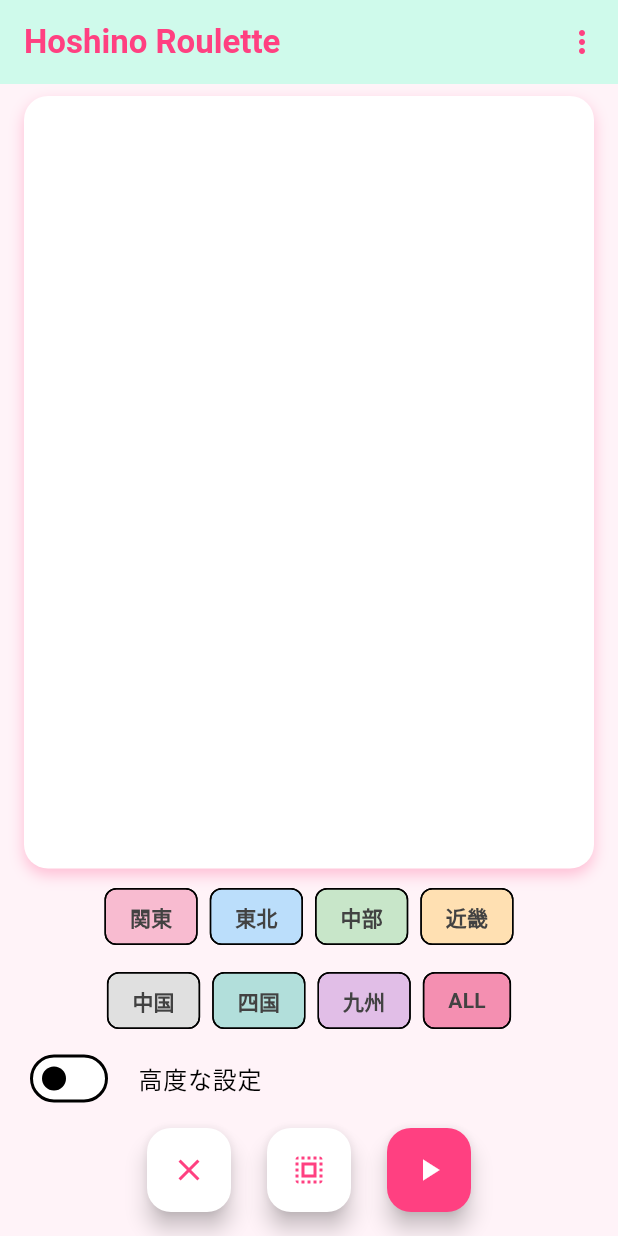
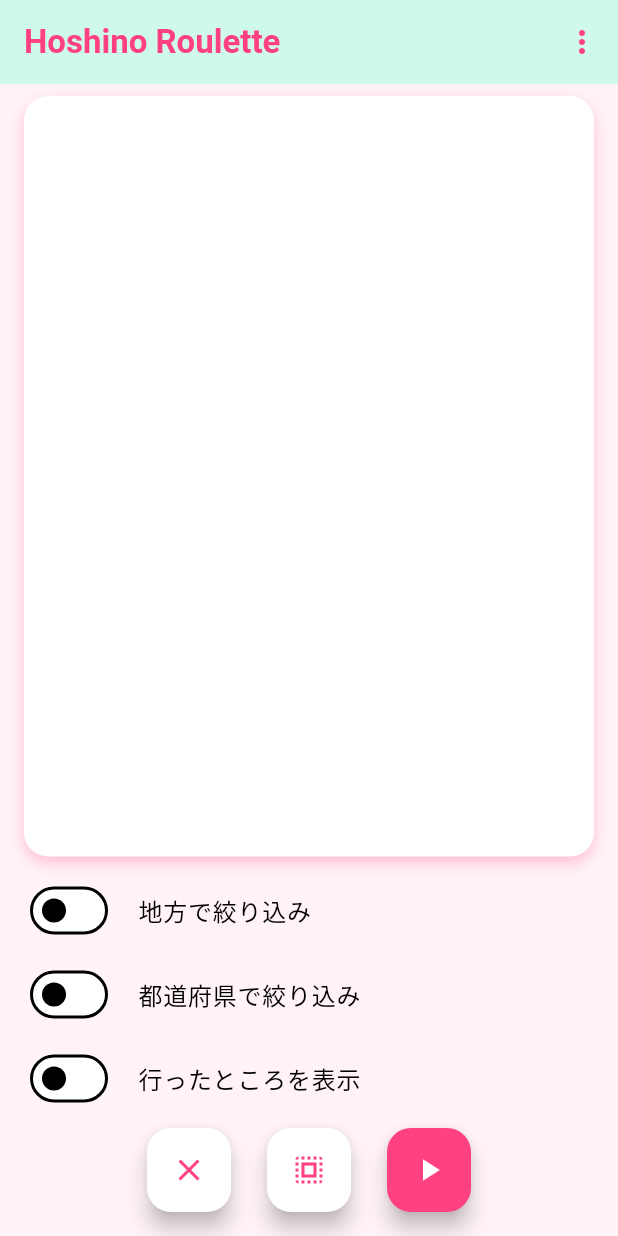
Before and after one commit to Ittalian/hoshino_roulette, a Flutter app: the screen it shows after launch, on a phone screen of 412 x 824 dp. Run offline on Flutter 3.47's test engine with Material 3 defaults, Android fonts, the phone set to English and light mode, and no system bars; our stand-ins replace audioplayers, cloud_firestore, firebase_core, flutter_dotenv, flutter_fortune_wheel, google_fonts; accounts and stored records are empty.

Commit message:
フィルターを全てトグルに

```diff
--- a/lib/pages/home.dart
+++ b/lib/pages/home.dart
@@ -14,6 +14,7 @@ class Home extends StatefulWidget {
 
 class _HomeState extends State<Home> {
   List<Resort> allResorts = [];
+  List<Resort> filteredResorts = [];
   List<Resort> resorts = [];
   List<String> prefectureList = [];
   bool isLoading = false;
@@ -26,7 +27,6 @@ class _HomeState extends State<Home> {
     '中国': Colors.grey.shade300,
     '四国': Colors.teal.shade100,
     '九州': Colors.purple.shade100,
-    'ALL': Colors.pink.shade200,
   };
 
   Map<String, bool> activeRegion = {
@@ -40,7 +40,9 @@ class _HomeState extends State<Home> {
     'ALL': false,
   };
 
-  bool showAdvanced = false;
+  bool showPrefecture = false;
+  bool showRegion = false;
+  bool showAll = false;
   Set<String> selectedPrefs = {};
 
   @override
@@ -61,8 +63,10 @@ class _HomeState extends State<Home> {
   Future<void> _fetchResorts() async {
     setState(() => isLoading = true);
     allResorts = await ResortService().fetchAll();
+    filteredResorts =
+        allResorts.where((resort) => resort.isDone == false).toList();
     setState(() {
-      resorts = allResorts;
+      resorts = filteredResorts;
       isLoading = false;
     });
   }
@@ -77,11 +81,9 @@ class _HomeState extends State<Home> {
     final set = prefectures.regionLabel[region]!;
     setState(() {
       activeRegion[region] = true;
-      if (region != 'ALL') {
       for (var r in resorts) {
         if (set.contains(r.prefecture)) {
           r.isSelected = true;
-          }
         }
       }
     });
@@ -98,6 +100,16 @@ class _HomeState extends State<Home> {
         }
       }
     });
+  }
+
+  Color _getPrefectureColor(String pref) {
+    final defaultColor = Colors.grey.shade300;
+    for (final entry in prefectures.regionLabel.entries) {
+      if (entry.value.contains(pref)) {
+        return chipColors[entry.key] ?? defaultColor;
+      }
+    }
+    return defaultColor;
   }
 
   List<Resort> get _selected => resorts.where((r) => r.isSelected).toList();
@@ -201,6 +213,14 @@ class _HomeState extends State<Home> {
                       ),
               ),
             ),
+            SwitchListTile(
+              controlAffinity: ListTileControlAffinity.leading,
+              title: const Text('地方で絞り込み'),
+              activeColor: pink,
+              value: showRegion,
+              onChanged: (v) => setState(() => showRegion = v),
+            ),
+            if (showRegion)
               Row(
                 mainAxisAlignment: MainAxisAlignment.center,
                 children: chipColors.entries
@@ -226,7 +246,8 @@ class _HomeState extends State<Home> {
                         ))
                     .toList(),
               ),
-            const SizedBox(height: 8),
+            if (showRegion) const SizedBox(height: 8),
+            if (showRegion)
               Row(
                 mainAxisAlignment: MainAxisAlignment.center,
                 children: chipColors.entries
@@ -254,12 +275,12 @@ class _HomeState extends State<Home> {
               ),
             SwitchListTile(
               controlAffinity: ListTileControlAffinity.leading,
-              title: const Text('高度な設定'),
+              title: const Text('都道府県で絞り込み'),
               activeColor: pink,
-              value: showAdvanced,
-              onChanged: (v) => setState(() => showAdvanced = v),
+              value: showPrefecture,
+              onChanged: (v) => setState(() => showPrefecture = v),
             ),
-            if (showAdvanced)
+            if (showPrefecture)
               Container(
                 height: 100,
                 padding: const EdgeInsets.symmetric(horizontal: 16),
@@ -276,12 +297,29 @@ class _HomeState extends State<Home> {
                                 color: sel ? Colors.white : Colors.black)),
                         selected: sel,
                         selectedColor: pink,
-                        backgroundColor: Colors.pink.shade50,
+                        backgroundColor: _getPrefectureColor(pref),
                         onSelected: (_) => _onPrefectureTap(pref),
                       );
                     }).toList(),
                   ),
                 ),
+              ),
+            SwitchListTile(
+              controlAffinity: ListTileControlAffinity.leading,
+              title: const Text('行ったところを表示'),
+              activeColor: pink,
+              value: showAll,
+              onChanged: (v) => setState(() {
+                showAll = v;
+                if (showAll) {
+                  resorts = allResorts;
+                } else {
+                  final hiddenResorts =
+                      allResorts.where((resort) => resort.isDone == true);
+                  hiddenResorts.forEach((resort) => resort.isSelected = false);
+                  resorts = filteredResorts;
+                }
+              }),
             ),
             const Padding(padding: EdgeInsetsGeometry.only(top: 5)),
             Padding(
```
Also changed, not shown: 1 other file. Lines whose indentation alone changed are shown as unchanged.
